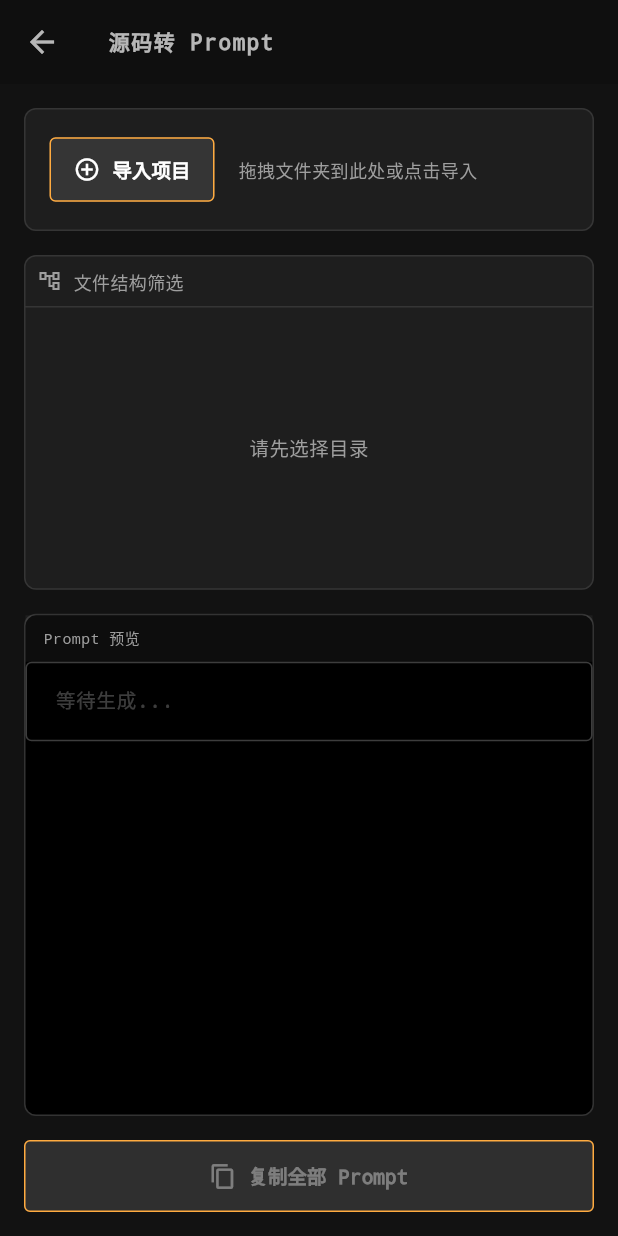
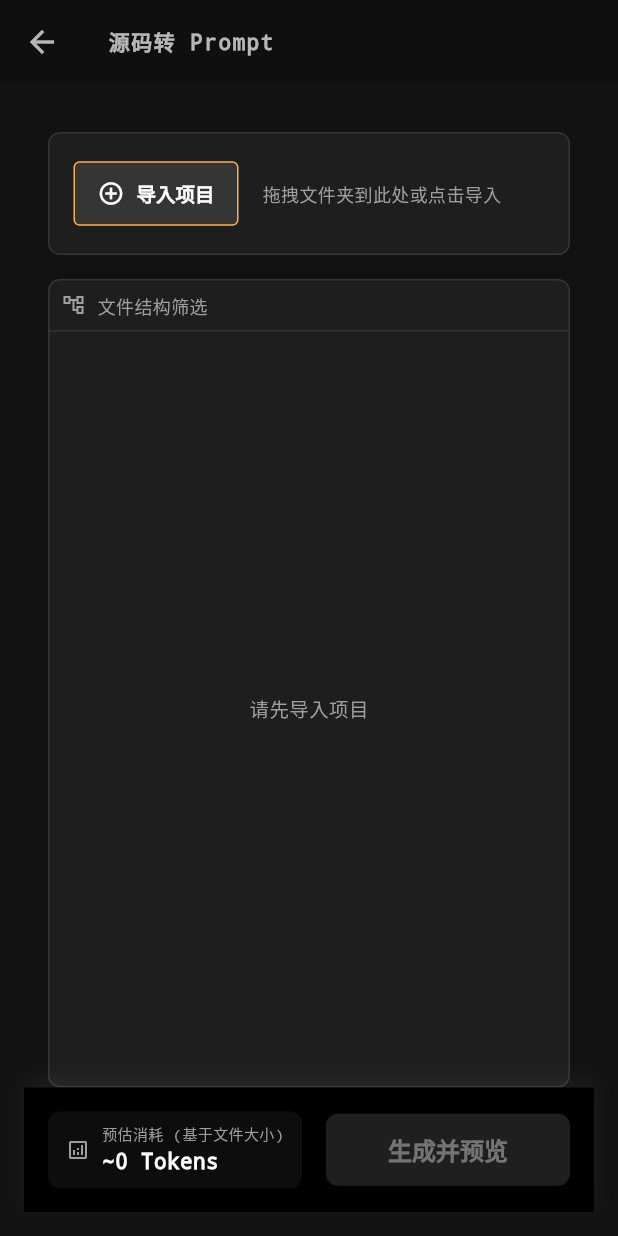
Before and after one commit to maxiee/maeiee-flutter-kit, a Flutter app: the RepoToPromptView screen opened by its route, on a phone screen of 412 x 824 dp. Run offline on Flutter 3.47's test engine with Material 3 defaults, Android fonts, the phone set to English and light mode, and no system bars; our stand-ins replace file_picker, get, get_storage, webview_flutter; missing offline and left inert: d4rt, desktop_drop, example, flutter_d4rt, kalender; accounts and stored records are empty.

Commit message:
feat: 添加文件大小支持，优化文件树结构和预览功能，增强用户体验

```diff
--- a/apps/maeiee_system_toolkit/lib/views/repo_to_prompt/file_node.dart
+++ b/apps/maeiee_system_toolkit/lib/views/repo_to_prompt/file_node.dart
@@ -4,6 +4,7 @@ class FileNode {
   final String path;
   final String name;
   final bool isDirectory;
+  final int size;
   final List<FileNode> children;
 
   // 使用 RxBool 实现响应式勾选
@@ -15,6 +16,7 @@ class FileNode {
     required this.path,
     required this.name,
     required this.isDirectory,
+    this.size = 0,
     this.children = const [],
     bool initialCheck = true,
   }) {
--- a/apps/maeiee_system_toolkit/lib/views/repo_to_prompt/repo_to_prompt_view.dart
+++ b/apps/maeiee_system_toolkit/lib/views/repo_to_prompt/repo_to_prompt_view.dart
@@ -22,23 +22,20 @@ class RepoToPromptView extends GetView<RepoToPromptController> {
         child: Padding(
           padding: const EdgeInsets.all(16.0),
           child: Column(
-            crossAxisAlignment: CrossAxisAlignment.stretch,
             children: [
-              _buildControlPanel(),
-              const SizedBox(height: 16),
-              // 新增：文件树区域（限制最大高度，避免占据太多空间）
+              Padding(
+                padding: const EdgeInsets.all(16.0),
+                child: _buildControlPanel(),
+              ),
+              // 文件树现在占据主要空间
               Expanded(
-                flex: 4, // 权重 4
+                child: Padding(
+                  padding: const EdgeInsets.symmetric(horizontal: 16.0),
                   child: _buildFileTreeArea(),
                 ),
-              const SizedBox(height: 16),
-              // 预览区域
-              Expanded(
-                flex: 6, // 权重 6，预览区稍微大一点
-                child: _buildPreviewArea(),
               ),
-              const SizedBox(height: 16),
-              _buildActionButtons(),
+              // 底部操作栏
+              _buildBottomBar(),
             ],
           ),
         ),
@@ -49,7 +46,7 @@ class RepoToPromptView extends GetView<RepoToPromptController> {
   Widget _buildFileTreeArea() {
     return Container(
       decoration: BoxDecoration(
-        color: const Color(0xFF1E1E1E), // 深色背景
+        color: const Color(0xFF1E1E1E),
         borderRadius: BorderRadius.circular(8),
         border: Border.all(color: Colors.white.withOpacity(0.1)),
       ),
@@ -70,13 +67,6 @@ class RepoToPromptView extends GetView<RepoToPromptController> {
                   '文件结构筛选',
                   style: TextStyle(color: Colors.grey, fontSize: 12),
                 ),
-                const Spacer(),
-                Obx(
-                  () => Text(
-                    controller.fileTreeRoots.isEmpty ? '' : '点击复选框剔除',
-                    style: const TextStyle(color: Colors.grey, fontSize: 10),
-                  ),
-                ),
               ],
             ),
           ),
@@ -85,7 +75,7 @@ class RepoToPromptView extends GetView<RepoToPromptController> {
             child: Obx(() {
               if (controller.fileTreeRoots.isEmpty) {
                 return const Center(
-                  child: Text('请先选择目录', style: TextStyle(color: Colors.grey)),
+                  child: Text('请先导入项目', style: TextStyle(color: Colors.grey)),
                 );
               }
               return ListView.builder(
@@ -103,7 +93,6 @@ class RepoToPromptView extends GetView<RepoToPromptController> {
 
   // 递归构建树节点组件
   Widget _buildFileNode(FileNode node) {
-    // 定义左侧图标
     Widget leadingIcon;
     if (node.isDirectory) {
       leadingIcon = const Icon(Icons.folder, size: 16, color: Colors.amber);
@@ -115,11 +104,10 @@ class RepoToPromptView extends GetView<RepoToPromptController> {
       );
     }
 
-    // 如果是目录，使用 ExpansionTile (自定义一点样式以适应紧凑布局)
     if (node.isDirectory) {
       return Obx(
         () => ExpansionTile(
-          key: PageStorageKey(node.path), // 保持展开状态
+          key: PageStorageKey(node.path),
           initiallyExpanded: node.isExpanded.value,
           onExpansionChanged: (val) => node.isExpanded.value = val,
           tilePadding: const EdgeInsets.symmetric(horizontal: 8, vertical: 0),
@@ -147,14 +135,13 @@ class RepoToPromptView extends GetView<RepoToPromptController> {
               ),
             ],
           ),
-          childrenPadding: const EdgeInsets.only(left: 20), // 缩进
+          childrenPadding: const EdgeInsets.only(left: 20),
           children: node.children
               .map((child) => _buildFileNode(child))
               .toList(),
         ),
       );
     } else {
-      // 如果是文件，使用 ListTile
       return Obx(
         () => ListTile(
           contentPadding: const EdgeInsets.symmetric(
@@ -182,6 +169,11 @@ class RepoToPromptView extends GetView<RepoToPromptController> {
                   style: const TextStyle(fontSize: 13, color: Colors.white70),
                   overflow: TextOverflow.ellipsis,
                 ),
+              ),
+              // 显示单个文件的大小
+              Text(
+                _formatFileSize(node.size),
+                style: const TextStyle(fontSize: 10, color: Colors.grey),
               ),
             ],
           ),
@@ -239,82 +231,98 @@ class RepoToPromptView extends GetView<RepoToPromptController> {
     });
   }
 
-  Widget _buildPreviewArea() {
-    return Obx(() {
-      if (controller.isLoading.value) {
-        return const Center(child: CircularProgressIndicator());
-      }
-
-      return Stack(
-        children: [
-          Container(
+  Widget _buildBottomBar() {
+    return Container(
+      padding: const EdgeInsets.all(16),
       decoration: BoxDecoration(
         color: Colors.black,
+        boxShadow: [
+          BoxShadow(
+            color: Colors.white.withOpacity(0.05),
+            blurRadius: 10,
+            offset: const Offset(0, -5),
+          ),
+        ],
+      ),
+      child: SafeArea(
+        child: Row(
+          children: [
+            // 估算显示
+            Container(
+              padding: const EdgeInsets.symmetric(horizontal: 12, vertical: 8),
+              decoration: BoxDecoration(
+                color: Colors.white.withOpacity(0.05),
                 borderRadius: BorderRadius.circular(8),
-              border: Border.all(color: Colors.white.withOpacity(0.2)),
               ),
-            child: Column(
-              crossAxisAlignment: CrossAxisAlignment.stretch,
+              child: Row(
                 children: [
-                Container(
-                  padding: const EdgeInsets.symmetric(
-                    horizontal: 12,
-                    vertical: 8,
+                  const Icon(
+                    Icons.analytics_outlined,
+                    size: 16,
+                    color: Colors.grey,
                   ),
-                  color: Colors.white.withOpacity(0.05),
-                  child: const Text(
-                    'Prompt 预览',
+                  const SizedBox(width: 8),
+                  Column(
+                    crossAxisAlignment: CrossAxisAlignment.start,
+                    mainAxisSize: MainAxisSize.min,
+                    children: [
+                      const Text(
+                        '预估消耗 (基于文件大小)',
                         style: TextStyle(fontSize: 10, color: Colors.grey),
                       ),
+                      Obx(
+                        () => Text(
+                          '~${_formatTokenCount(controller.estimatedTokens.value)} Tokens',
+                          style: const TextStyle(
+                            fontWeight: FontWeight.bold,
+                            fontSize: 14,
+                            color: Colors.white,
                           ),
+                        ),
+                      ),
+                    ],
+                  ),
+                ],
+              ),
+            ),
+            const SizedBox(width: 16),
+            // 生成按钮
             Expanded(
-                  child: TextField(
-                    controller: TextEditingController(
-                      text: controller.generatedContent.value,
+              child: SizedBox(
+                height: 48,
+                child: Obx(
+                  () => ElevatedButton(
+                    onPressed: controller.fileTreeRoots.isEmpty
+                        ? null
+                        : controller.generateAndPreview,
+                    style: ElevatedButton.styleFrom(
+                      backgroundColor: Colors.teal,
+                      foregroundColor: Colors.white,
+                      shape: RoundedRectangleBorder(
+                        borderRadius: BorderRadius.circular(8),
                       ),
-                    maxLines: null,
-                    readOnly: true,
-                    style: const TextStyle(
-                      fontFamily: 'monospace',
-                      fontSize: 12,
-                      color: Colors.white70,
                     ),
-                    decoration: const InputDecoration(
-                      border: InputBorder.none,
-                      contentPadding: EdgeInsets.all(16),
-                      hintText: '等待生成...',
+                    child: const Text(
+                      '生成并预览',
+                      style: TextStyle(
+                        fontSize: 16,
+                        fontWeight: FontWeight.bold,
+                      ),
+                    ),
+                  ),
                 ),
               ),
             ),
           ],
         ),
       ),
-          if (controller.generatedContent.value.isNotEmpty)
-            Positioned(
-              top: 8,
-              right: 8,
-              child: Container(
-                padding: const EdgeInsets.symmetric(
-                  horizontal: 12,
-                  vertical: 6,
-                ),
-                decoration: BoxDecoration(
-                  color: Colors.teal.withOpacity(0.8),
-                  borderRadius: BorderRadius.circular(20),
-                ),
-                child: Text(
-                  '~${_formatTokenCount(controller.estimatedTokens.value)} Tokens',
-                  style: const TextStyle(
-                    color: Colors.white,
-                    fontSize: 10,
-                    fontWeight: FontWeight.bold,
-                  ),
-                ),
-              ),
-            ),
-        ],
     );
-    });
+  }
+
+  String _formatFileSize(int bytes) {
+    if (bytes < 1024) return '$bytes B';
+    if (bytes < 1024 * 1024) return '${(bytes / 1024).toStringAsFixed(1)} KB';
+    return '${(bytes / (1024 * 1024)).toStringAsFixed(1)} MB';
   }
 
   String _formatTokenCount(int count) {
@@ -323,23 +331,4 @@ class RepoToPromptView extends GetView<RepoToPromptController> {
     }
     return count.toString();
   }
-
-  Widget _buildActionButtons() {
-    return SizedBox(
-      height: 48,
-      child: Obx(
-        () => ElevatedButton.icon(
-          onPressed: controller.generatedContent.value.isEmpty
-              ? null
-              : controller.copyToClipboard,
-          icon: const Icon(Icons.copy),
-          label: const Text('复制全部 Prompt'),
-          style: ElevatedButton.styleFrom(
-            backgroundColor: Colors.teal,
-            foregroundColor: Colors.white,
-          ),
-        ),
-      ),
-    );
 }
-}
```
Also changed, not shown: apps/maeiee_system_toolkit/lib/views/repo_to_prompt/repo_to_prompt_controller.dart (+73 -42 lines), apps/maeiee_system_toolkit/lib/views/repo_to_prompt/repo_to_prompt_result_view.dart (added, +116 -0 lines). Lines whose indentation alone changed are shown as unchanged.
